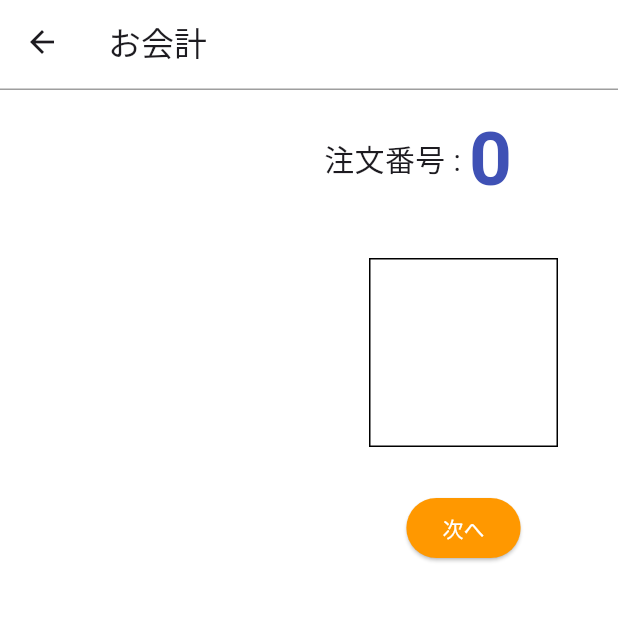
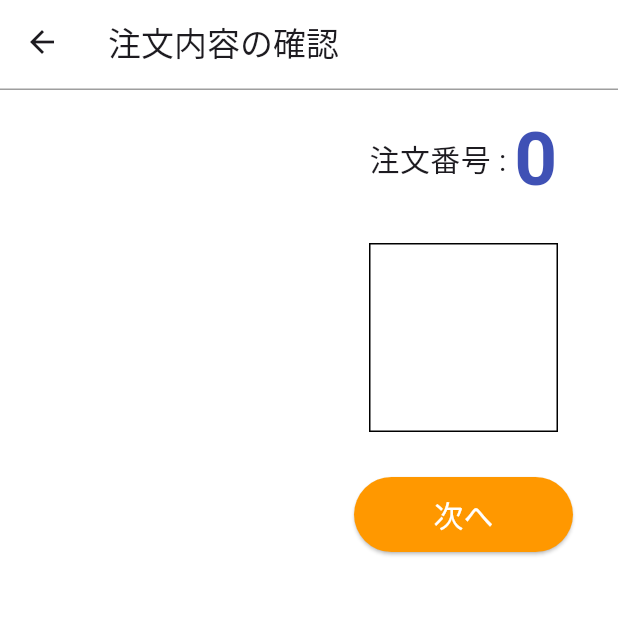
Before and after one commit to MukPan/cash_register_app, a Flutter app: the ConfirmOrderPage screen opened directly, on a phone screen of 412 x 824 dp, the top half of it. Run offline on Flutter 3.47's test engine with Material 2 defaults, Android fonts, the phone set to English and light mode, and no system bars; our stand-ins replace cloud_firestore, firebase_core, hooks_riverpod; accounts and stored records are empty.

Commit message:
update: 注文内容確認画面のレイアウトを調整

```diff
--- /dev/null
+++ b/lib/component/next_btn.dart
@@ -0,0 +1,29 @@
+import 'package:flutter/material.dart';
+
+class NextBtn extends StatelessWidget {
+  const NextBtn({Key? key, required this.moveNextPageFunc}) : super(key: key);
+
+  final void Function(BuildContext) moveNextPageFunc;
+
+  @override
+  Widget build(BuildContext context) {
+    return Container(
+      width: double.infinity,
+      height: 50,
+      margin: const EdgeInsets.only(left: 20, right: 20),
+      child: ElevatedButton(
+        style: ElevatedButton.styleFrom(
+          foregroundColor: Colors.white,
+          backgroundColor: Colors.orange,
+        ),
+        onPressed: () => {moveNextPageFunc(context)},
+        child: const Text(
+          "次へ",
+          style: TextStyle(
+            fontSize: 20
+          ),
+        ),
+      ),
+    );
+  }
+}
--- a/lib/context/selected_no_context.dart
+++ b/lib/context/selected_no_context.dart
@@ -11,9 +11,12 @@ class SelectedNoContext extends HookConsumerWidget {
   Widget build(BuildContext context, WidgetRef ref) {
     int orderNum = ref.read(selectedOrderNumProvider);
 
-    return Row(children: [
-      const Text("注文番号 : ", style: TextStyle(fontSize: 20)),
-      OrderNum(orderNum: orderNum),
-    ],);
+    return Row(
+      mainAxisAlignment: MainAxisAlignment.center,
+      children: [
+        const Text("注文番号 : ", style: TextStyle(fontSize: 20)),
+        OrderNum(orderNum: orderNum),
+      ],
+    );
   }
 }
--- a/lib/context/total_amount_context.dart
+++ b/lib/context/total_amount_context.dart
@@ -8,8 +8,6 @@
 class TotalAmountContext extends HookConsumerWidget {
   const TotalAmountContext({Key? key}) : super(key: key);
 
-
-
   @override
   Widget build(BuildContext context, WidgetRef ref) {
     //カンマを挿入した合計金額
@@ -18,8 +16,7 @@
 
 
     return Container(
-      width: MediaQuery.of(context).size.width/2.0 - 60.0,
-      margin: const EdgeInsets.all(30.0),
+      margin: const EdgeInsets.fromLTRB(30, 20, 30, 30),
       decoration: BoxDecoration(
           border: Border.all(width: 1)
       ),
--- a/lib/page/confirm_order_page.dart
+++ b/lib/page/confirm_order_page.dart
@@ -2,7 +2,7 @@ import 'package:flutter/cupertino.dart';
 import 'package:flutter/material.dart';
 
 import '../component/default_app_bar.dart';
-import '../component/order_num.dart';
+import '../component/next_btn.dart';
 import '../context/item_details_context.dart';
 import '../context/selected_no_context.dart';
 import '../context/total_amount_context.dart';
@@ -18,11 +18,13 @@ class ConfirmOrderPage extends StatelessWidget {
         ));
       }
 
+
   //TODO: 注文番号とメニューをプロバイダーから受け取る
   @override
   Widget build(BuildContext context) {
+
     return Scaffold(
-        appBar: const DefaultAppBar(title: "お会計"),
+        appBar: const DefaultAppBar(title: "注文内容の確認"),
         body: Row(
           children: [
             //注文内容
@@ -38,20 +40,12 @@ class ConfirmOrderPage extends StatelessWidget {
                 margin: const EdgeInsets.all(10),
                 child: Column(
                   children: [
-                    //1:注文番号 selected_no_context
+                    //1:注文番号
                     const SelectedNoContext(),
                     //2:合計金額
                     const TotalAmountContext(),
-
                     //3:次へ
-                    ElevatedButton(
-                      style: ElevatedButton.styleFrom(
-                        foregroundColor: Colors.white,
-                        backgroundColor: Colors.orange,
-                      ),
-                      onPressed: () => {moveCashRegisterPage(context)},
-                      child: const Text("次へ"),
-                    ),
+                    NextBtn(moveNextPageFunc: moveCashRegisterPage),
 
                   ],
                 )
```
